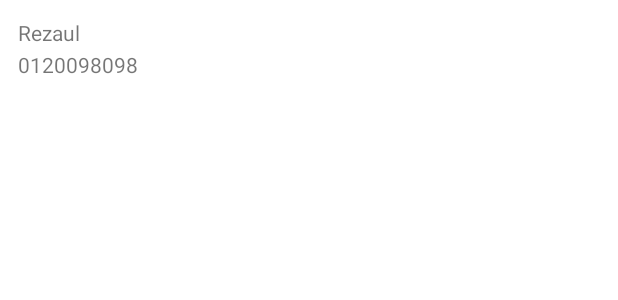
After one commit to rezaulislamtarek/BaseRecyclerView-DataBinding, an Android app: the layout rv_item_user.xml on its own in the app's theme, with its tools: preview values and no code run, on a phone screen of 412 x 824 dp. The commit adds this screen. Shown: the top 300 px of the screen. Run offline under Robolectric (Android 15) with nearby library versions, the phone set to English and light mode, and no system bars.

Commit message:
Generic recycler view with databinding added

```diff
--- a/app/build.gradle
+++ b/app/build.gradle
@@ -1,6 +1,7 @@
 plugins {
     id 'com.android.application'
     id 'org.jetbrains.kotlin.android'
+    id "kotlin-kapt"
 }
 
 android {
@@ -20,6 +21,9 @@ android {
         release {
             minifyEnabled false
             proguardFiles getDefaultProguardFile('proguard-android-optimize.txt'), 'proguard-rules.pro'
+        }
+        buildFeatures {
+            dataBinding true
         }
     }
     compileOptions {
--- /dev/null
+++ b/app/src/main/java/com/diatomicsoft/baserecyclerview/ListClass.kt
@@ -0,0 +1,6 @@
+package com.diatomicsoft.baserecyclerview
+
+import com.diatomicsoft.baserecyclerview.base_recycler_view.BaseAdapter
+import com.diatomicsoft.baserecyclerview.base_recycler_view.ListItemViewModel
+
+data class ListClass(var list:List<UserModel>, var adapter: BaseAdapter<UserModel>)
--- /dev/null
+++ b/app/src/main/java/com/diatomicsoft/baserecyclerview/UserModel.kt
@@ -0,0 +1,5 @@
+package com.diatomicsoft.baserecyclerview
+
+import com.diatomicsoft.baserecyclerview.base_recycler_view.ListItemViewModel
+
+data class UserModel(val id: Int, val name: String, val Phone: String) : ListItemViewModel()
--- /dev/null
+++ b/app/src/main/java/com/diatomicsoft/baserecyclerview/base_recycler_view/ListItemViewModel.kt
@@ -0,0 +1,6 @@
+package com.diatomicsoft.baserecyclerview.base_recycler_view
+
+abstract class ListItemViewModel {
+    var adapterPosition: Int = -1
+    var onListItemViewClickListener: BaseAdapter.OnListItemViewClickListener? = null
+}
--- /dev/null
+++ b/app/src/main/res/layout/rv_item_user.xml
@@ -0,0 +1,34 @@
+<?xml version="1.0" encoding="utf-8"?>
+<layout xmlns:android="http://schemas.android.com/apk/res/android"
+    xmlns:app="http://schemas.android.com/apk/res-auto"
+    xmlns:tools="http://schemas.android.com/tools">
+
+    <data>
+        <variable
+            name="item"
+            type="com.diatomicsoft.baserecyclerview.UserModel" />
+    </data>
+    <androidx.constraintlayout.widget.ConstraintLayout
+        android:layout_width="match_parent"
+        android:padding="12dp"
+        android:onClick='@{(v)-> item.onListItemViewClickListener.onClick(v, item.adapterPosition) }'
+        android:layout_height="wrap_content">
+        <TextView
+            android:layout_width="match_parent"
+            android:layout_height="wrap_content"
+            app:layout_constraintTop_toTopOf="parent"
+            android:id="@+id/tv_name"
+            tools:text="Rezaul"
+            android:text="@{item.name}"
+            app:layout_constraintStart_toStartOf="parent"/>
+        <TextView
+            android:layout_width="match_parent"
+            android:layout_height="wrap_content"
+            app:layout_constraintStart_toStartOf="parent"
+            android:text="@{item.phone}"
+            android:paddingTop="2dp"
+            tools:text="0120098098"
+            app:layout_constraintTop_toBottomOf="@id/tv_name"/>
+    </androidx.constraintlayout.widget.ConstraintLayout>
+
+</layout>
```
Also changed, not shown: app/src/main/java/com/diatomicsoft/baserecyclerview/MainActivity.kt (+24 -1 lines), app/src/main/java/com/diatomicsoft/baserecyclerview/base_recycler_view/BaseAdapter.kt (added, +57 -0 lines), app/src/main/java/com/diatomicsoft/baserecyclerview/base_recycler_view/Extension.kt (added, +10 -0 lines), app/src/main/res/layout/activity_main.xml (+17 -12 lines).
